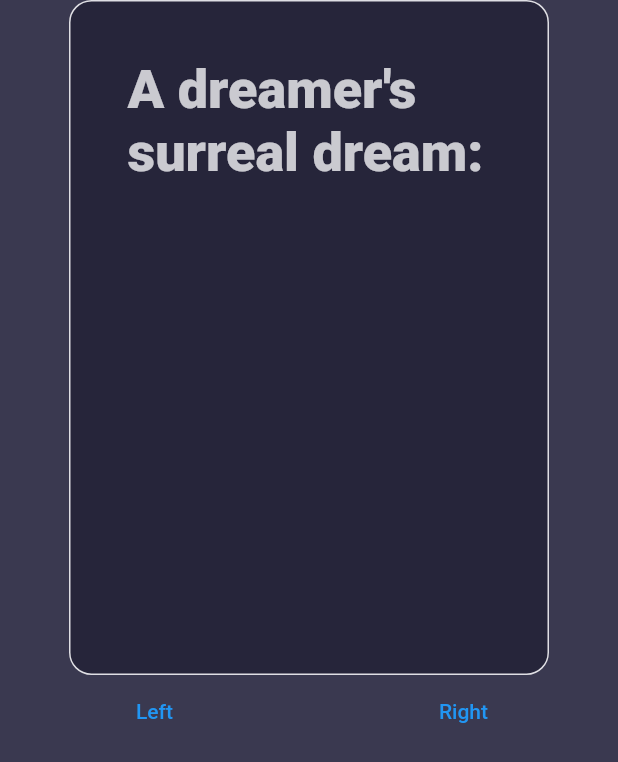
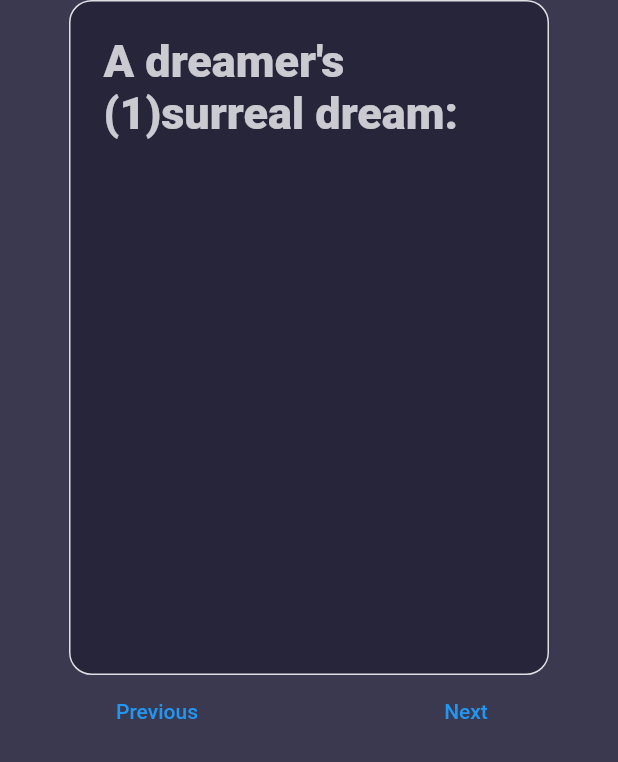
Before and after one commit to Lin2/Drift-Revamp, a Flutter app: the SocialPage screen opened directly, on a phone screen of 412 x 824 dp. Shown: the top 762 px of the screen. Run offline on Flutter 3.47's test engine with Material 2 defaults, Android fonts, the phone set to English and light mode, and no system bars; our stand-ins replace firebase_core, table_calendar; missing offline and left inert: swipeable_card; accounts and stored records are empty.

Commit message:
card swiping changes

```diff
--- a/lib/card.dart
+++ b/lib/card.dart
@@ -20,11 +20,12 @@ class CustomCard extends StatelessWidget {
       width: 320,
 
       // Warning: hard-coding values like this is a bad practice
-      padding: EdgeInsets.all(38.0),
+      padding: EdgeInsets.all(22.0),
       decoration: BoxDecoration(
         color: color,
         borderRadius: BorderRadius.circular(15.0),
         border: Border.all(
+          //maybe rid of this
           width: 1.0,
           color: CustomColors.base_white.withOpacity(0.9),
         ),
@@ -33,7 +34,7 @@ class CustomCard extends StatelessWidget {
       child: Text(
         finalstring,
         style: TextStyle(
-          fontSize: 36.0,
+          fontSize: 30.0,
           // color: Colors.white,
           color: CustomColors.base_white.withOpacity(0.8),
           fontWeight: FontWeight.w900,
--- a/lib/social.dart
+++ b/lib/social.dart
@@ -15,10 +15,10 @@ class SocialPage extends StatefulWidget {
 class _SocialPageState extends State<SocialPage> {
   //temp values
   final List<CustomCard> cards = [
-    CustomCard(dreamtype: "surreal dream"),
-    CustomCard(dreamer: "restless dreamer", dreamtype: "nightmare"),
-    CustomCard(dreamtype: "dream"),
-    CustomCard(dreamer: "early bird"),
+    CustomCard(dreamtype: "(1)surreal dream"),
+    CustomCard(dreamer: "(2)restless dreamer", dreamtype: "nightmare"),
+    CustomCard(dreamtype: "(3)dream"),
+    CustomCard(dreamer: "(4)early bird"),
   ];
   int currentCardIndex = 0;
 
@@ -42,7 +42,8 @@ class _SocialPageState extends State<SocialPage> {
                   if (!(currentCardIndex + 1 >= cards.length))
                     Align(
                       alignment: Alignment.center,
-                      child: cards[currentCardIndex + 1],
+                      //TODO make this not awkward
+                      child: cards[currentCardIndex], //temp card during swipe
                     ),
                 ],
                 onLeftSwipe: () => swipeLeft(),
@@ -68,8 +69,7 @@ class _SocialPageState extends State<SocialPage> {
   }
 
   void swipeLeft() {
-    print("left");
-
+    //left means go next
     // NOTE: it is your job to change the card
     setState(() {
       currentCardIndex++;
@@ -77,9 +77,13 @@ class _SocialPageState extends State<SocialPage> {
   }
 
   void swipeRight() {
-    print("right");
+    //right means go previous
     setState(() {
-      currentCardIndex++;
+      if (currentCardIndex == 0) {
+        currentCardIndex = cards.length - 1; //if first, loop to back
+      } else {
+        currentCardIndex--;
+      }
     });
   }
 
@@ -88,12 +92,12 @@ class _SocialPageState extends State<SocialPage> {
       mainAxisAlignment: MainAxisAlignment.spaceAround,
       children: <Widget>[
         TextButton(
-          child: Text("Left"),
-          onPressed: () => cardController.triggerSwipeLeft(),
+          child: Text("Previous"),
+          onPressed: () => cardController.triggerSwipeRight(),
         ),
         TextButton(
-          child: Text("Right"),
-          onPressed: () => cardController.triggerSwipeRight(),
+          child: Text("Next"),
+          onPressed: () => cardController.triggerSwipeLeft(),
         ),
       ],
     );
```
